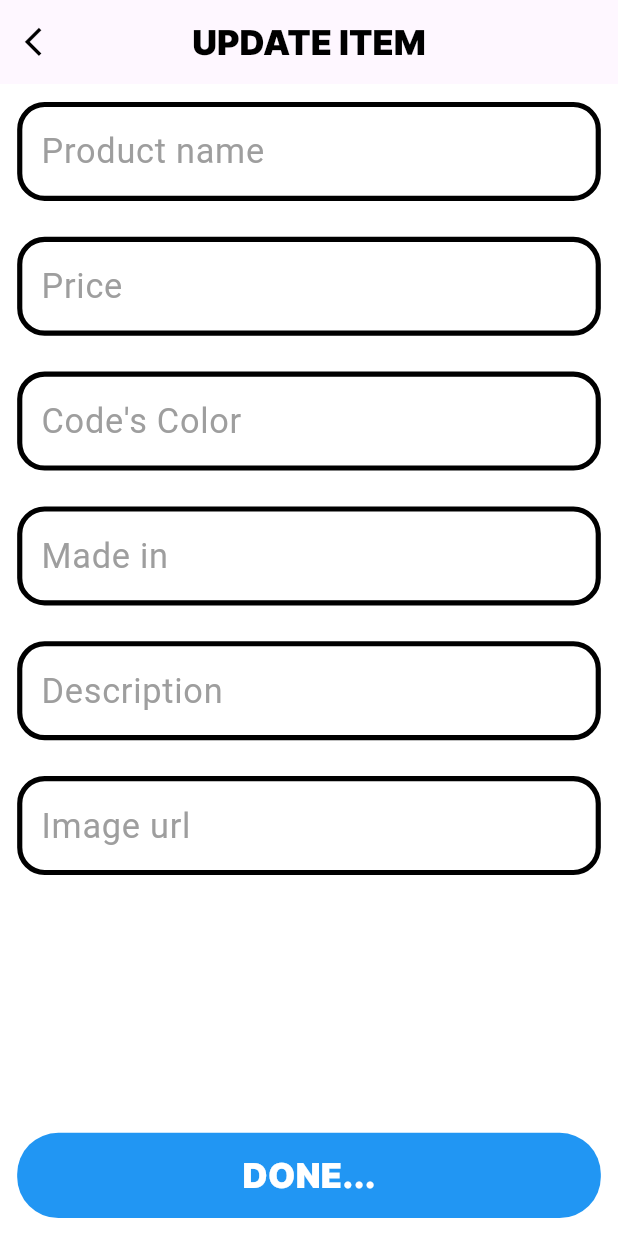
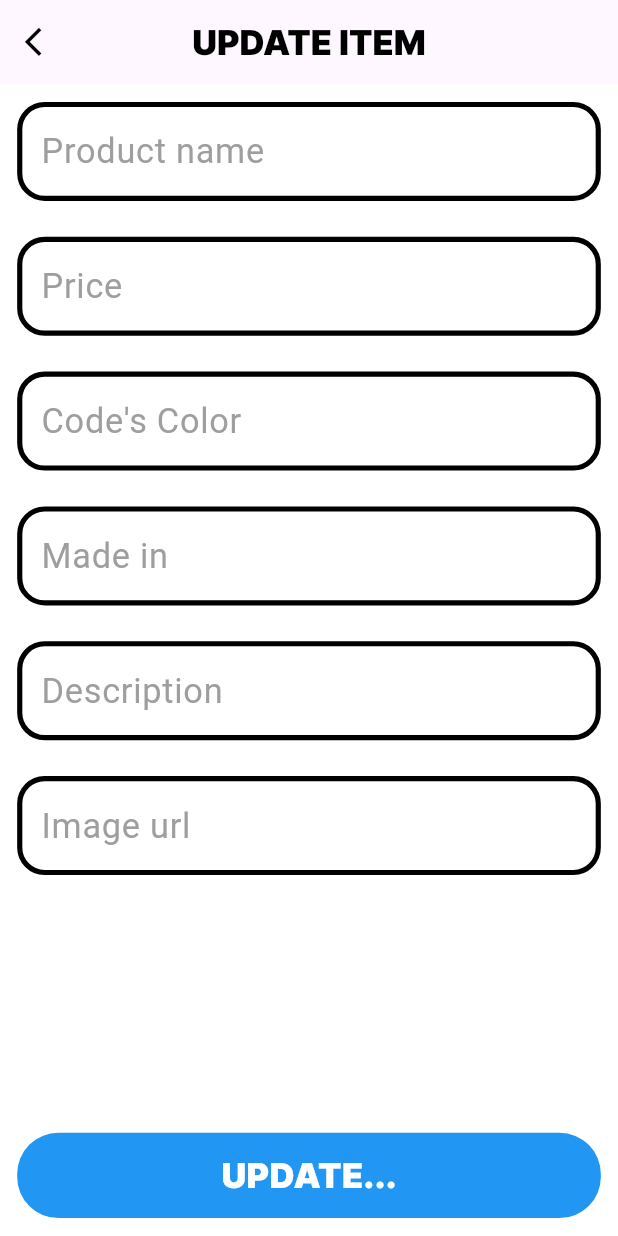
Before and after one commit to Yorq1nnur/najot_talim_nt, a Flutter app: the EditScreen screen opened directly with empty values, on a phone screen of 412 x 824 dp. Run offline on Flutter 3.47's test engine with Material 3 defaults, Android fonts, the phone set to English and light mode, and no system bars; drawn by our look-alikes of zoom_tap_animation; our stand-ins replace flutter_screenutil; network calls fail.

```diff
--- a/lib/screens/description_screen/description_screen.dart
+++ b/lib/screens/description_screen/description_screen.dart
@@ -82,6 +82,7 @@ class _DescriptionScreenState extends State<DescriptionScreen> {
                     fontSize: 24.sp,
                     fontWeight: FontWeight.w900,
                   ),
+                  textAlign: TextAlign.center,
                 ),
               ),
               SizedBox(
--- a/lib/screens/edit_screen/edit_screen.dart
+++ b/lib/screens/edit_screen/edit_screen.dart
@@ -186,7 +186,7 @@ class _EditScreenState extends State<EditScreen> {
                   ),
                   child: Center(
                     child: Text(
-                      "DONE...",
+                      "UPDATE...",
                       style: AppTextStyle.interBold.copyWith(
                         color: AppColors.white,
                         fontSize: 20.sp,
--- a/lib/screens/global_screen/global_screen.dart
+++ b/lib/screens/global_screen/global_screen.dart
@@ -139,7 +139,7 @@ class _GlobalScreenState extends State<GlobalScreen> {
                             ),
                             Center(
                               child: Text(
-                                "Price: ${product.price}",
+                                "Price: ${product.price} \$",
                                 style: TextStyle(
                                   color: Colors.black,
                                   fontSize: 15.sp,
```
